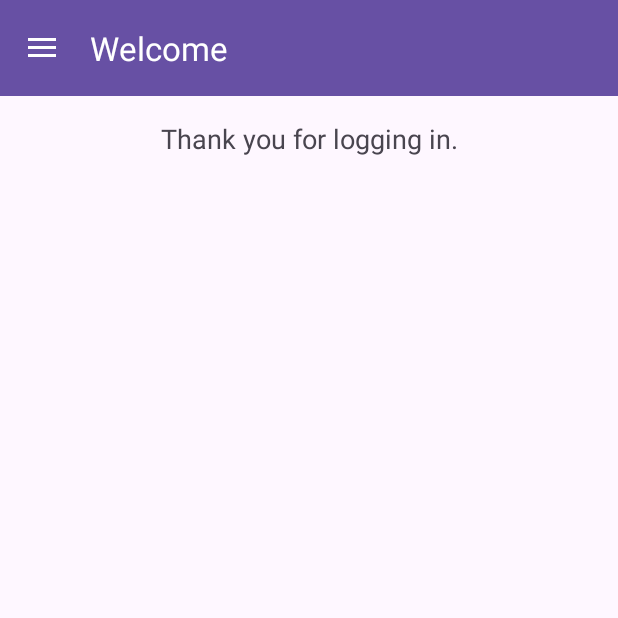
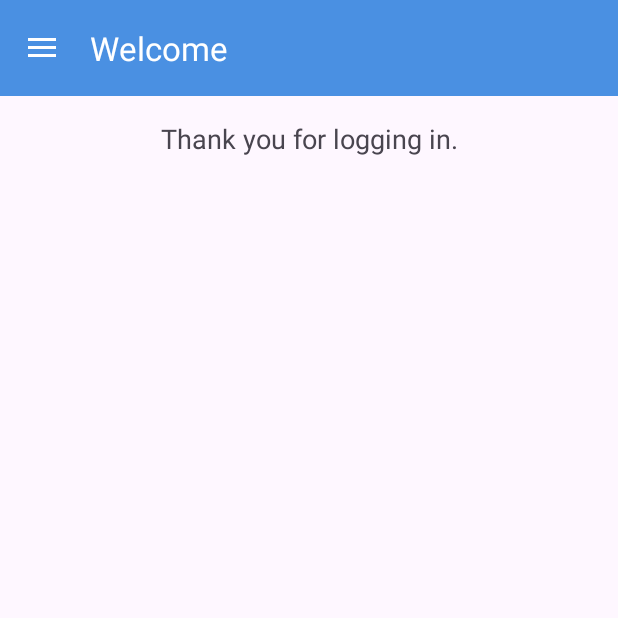
Before and after one commit to wilmersaz/PolyglotLearn, an Android app: the WelcomeActivity screen opened directly, with no data from a screen before it, in the side drawer, after a tap on "Traductor", on a phone screen of 412 x 824 dp, the top half of it. Run offline under Robolectric (Android 15) with nearby library versions, the phone set to English and light mode, and no system bars.

Commit message:
ajuste login y welcome

```diff
--- a/app/src/main/java/com/example/polyglotlearn/MainActivity.kt
+++ b/app/src/main/java/com/example/polyglotlearn/LoginActivity.kt
@@ -8,12 +8,12 @@ import androidx.core.view.WindowInsetsCompat
 import android.content.Intent
 import android.widget.Button
 
-class MainActivity : AppCompatActivity() {
+class LoginActivity : AppCompatActivity() {
     override fun onCreate(savedInstanceState: Bundle?) {
         super.onCreate(savedInstanceState)
         enableEdgeToEdge()
-        setContentView(R.layout.activity_main)
-        ViewCompat.setOnApplyWindowInsetsListener(findViewById(R.id.main)) { v, insets ->
+        setContentView(R.layout.`activity_login`)
+        ViewCompat.setOnApplyWindowInsetsListener(findViewById(R.id.login)) { v, insets ->
             val systemBars = insets.getInsets(WindowInsetsCompat.Type.systemBars())
             v.setPadding(systemBars.left, systemBars.top, systemBars.right, systemBars.bottom)
             insets
--- a/app/src/main/java/com/example/polyglotlearn/WelcomeActivity.kt
+++ b/app/src/main/java/com/example/polyglotlearn/WelcomeActivity.kt
@@ -6,6 +6,7 @@ import androidx.appcompat.app.ActionBarDrawerToggle
 import androidx.appcompat.app.AppCompatActivity
 import androidx.drawerlayout.widget.DrawerLayout
 import com.google.android.material.navigation.NavigationView
+import androidx.appcompat.widget.Toolbar
 
 class WelcomeActivity : AppCompatActivity() {
 
@@ -16,7 +17,7 @@ class WelcomeActivity : AppCompatActivity() {
         super.onCreate(savedInstanceState)
         setContentView(R.layout.activity_welcome)
 
-        val toolbar: androidx.appcompat.widget.Toolbar = findViewById(R.id.toolbar)
+        val toolbar: Toolbar = findViewById(R.id.toolbar)
         setSupportActionBar(toolbar)
 
         drawerLayout = findViewById(R.id.drawer_layout)
@@ -36,18 +37,27 @@ class WelcomeActivity : AppCompatActivity() {
                     // Navegar a la Activity de Perfil
                     val intent = Intent(this, Perfil::class.java)
                     startActivity(intent)
+                    true // Asegúrate de retornar true aquí
                 }
                 R.id.nav_home -> {
-                    // Lógica para la opción Home (si es necesario)
+                    // Lógica para la opción Welcome
+                    val intent = Intent(this, WelcomeActivity::class.java)
+                    startActivity(intent)
+                    true // Asegúrate de retornar true aquí
                 }
                 R.id.nav_logout -> {
-                    // Lógica para cerrar sesión (si es necesario)
+                    // Navegar a la Activity de login
+                    val intent = Intent(this, LoginActivity::class.java)
+                    startActivity(intent)
+                    true // Asegúrate de retornar true aquí
                 }
+                else -> false // Retornar false para las opciones no manejadas
             }
 
             menuItem.isChecked = true
             drawerLayout.closeDrawers()
-            true
+            true // Retornar true para indicar que se manejó la selección
         }
+
     }
 }
--- a/app/src/main/res/layout/activity_main.xml
+++ b/app/src/main/res/layout/activity_login.xml
@@ -3,10 +3,10 @@
     xmlns:android="http://schemas.android.com/apk/res/android"
     xmlns:app="http://schemas.android.com/apk/res-auto"
     xmlns:tools="http://schemas.android.com/tools"
-    android:id="@+id/main"
+    android:id="@+id/login"
     android:layout_width="match_parent"
     android:layout_height="match_parent"
-    tools:context=".MainActivity">
+    tools:context=".LoginActivity">
 
     <View
         android:id="@+id/header"
--- a/app/src/main/res/layout/activity_welcome.xml
+++ b/app/src/main/res/layout/activity_welcome.xml
@@ -1,5 +1,6 @@
 <?xml version="1.0" encoding="utf-8"?>
-<androidx.drawerlayout.widget.DrawerLayout xmlns:android="http://schemas.android.com/apk/res/android"
+<androidx.drawerlayout.widget.DrawerLayout
+    xmlns:android="http://schemas.android.com/apk/res/android"
     xmlns:app="http://schemas.android.com/apk/res-auto"
     android:id="@+id/drawer_layout"
     android:layout_width="match_parent"
@@ -14,12 +15,12 @@
             android:id="@+id/toolbar"
             android:layout_width="match_parent"
             android:layout_height="wrap_content"
-            android:background="?attr/colorPrimary"
+            android:background="@color/blue"
             android:elevation="4dp"
             android:theme="@style/ThemeOverlay.AppCompat.Dark.ActionBar"
+            app:popupTheme="@style/ThemeOverlay.AppCompat.Light"
             app:title="Welcome"
-            app:titleTextColor="@android:color/white"
-            app:popupTheme="@style/ThemeOverlay.AppCompat.Light" />
+            app:titleTextColor="@android:color/white"/>
 
         <TextView
             android:id="@+id/welcome_message"
```
Also changed, not shown: app/src/main/AndroidManifest.xml (+2 -5 lines).
